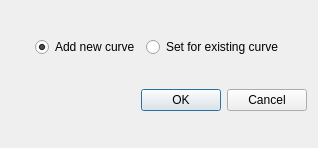
Before: the Qt Designer form src/LorrisAnalyzer/DataWidgets/GraphWidget/graphcurveadddialog.ui in Tasssadar/Lorris, drawn with Qt 5.
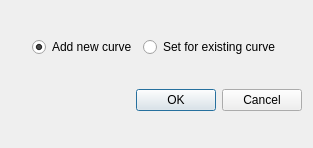
After: the same form once the commit is applied.

Diff of the .ui file:
```diff
--- a/src/LorrisAnalyzer/DataWidgets/GraphWidget/graphcurveadddialog.ui
+++ b/src/LorrisAnalyzer/DataWidgets/GraphWidget/graphcurveadddialog.ui
@@ -6,7 +6,7 @@
    <rect>
     <x>0</x>
     <y>0</y>
-    <width>318</width>
+    <width>313</width>
     <height>148</height>
    </rect>
   </property>
```
